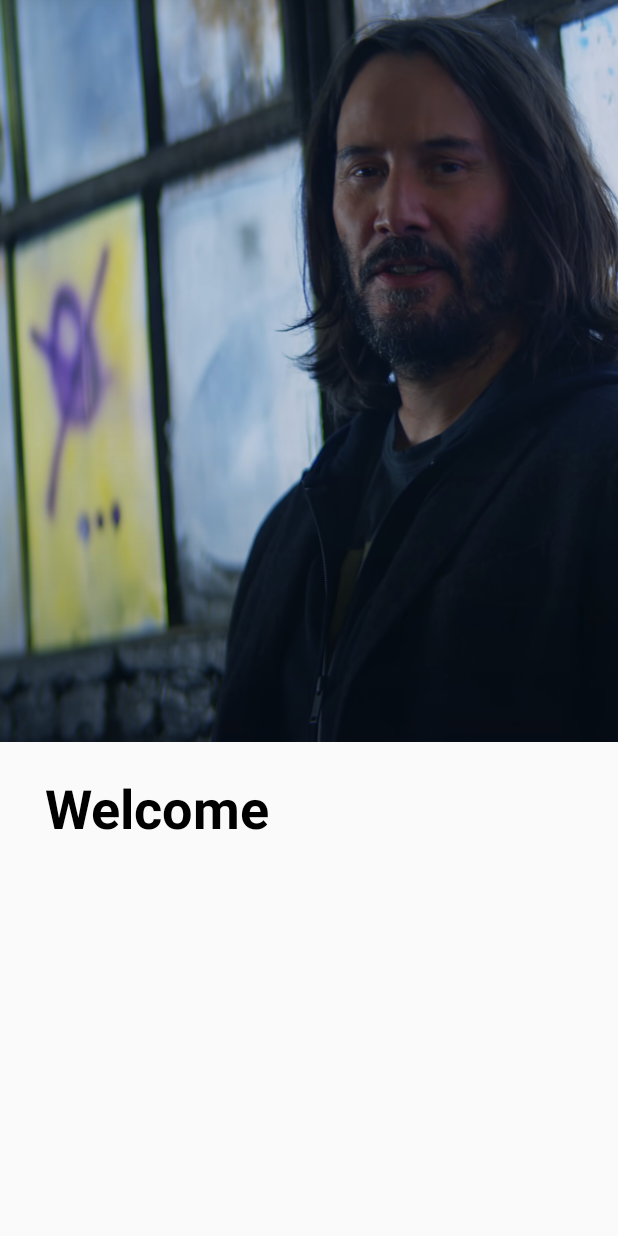
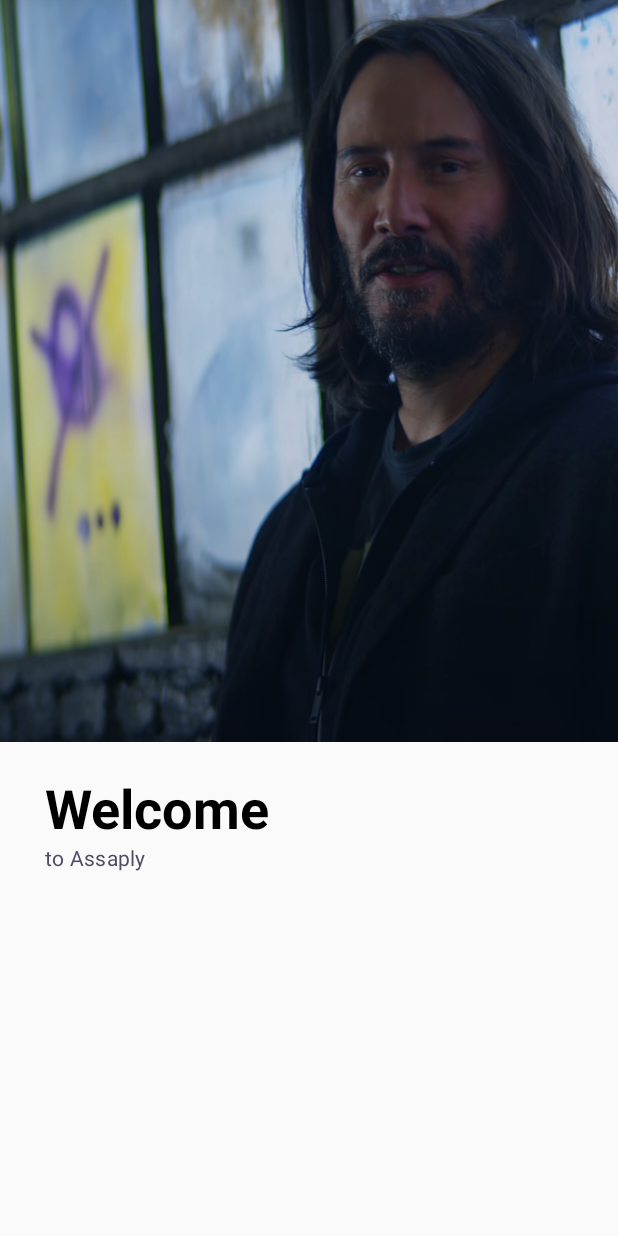
Before and after one commit to RhysWayne26/assaply, an Android app built with Jetpack Compose: the screen it shows after launch (MainActivity), on a phone screen of 412 x 824 dp. Run offline under Robolectric (Android 15) with nearby library versions, the phone set to English and light mode, and no system bars.

Commit message:
Fix pages description

```diff
--- a/app/src/main/java/com/example/assaply/presentation/welcome/Page.kt
+++ b/app/src/main/java/com/example/assaply/presentation/welcome/Page.kt
@@ -6,7 +6,7 @@ import com.example.assaply.R
 data class Page(val title: String, val description: String = "", @DrawableRes val image: Int)
 
 val pages = listOf(
-    Page("Welcome", image = R.drawable.welcum),
-    Page("Only the newest news right here.", "Enjoy!", R.drawable.nightcity)
+    Page("Welcome", "to Assaply", image = R.drawable.welcum),
+    Page("Only relevant", "hi-tech and politics news. Enjoy!", R.drawable.nightcity)
 )
 //optimized
```
